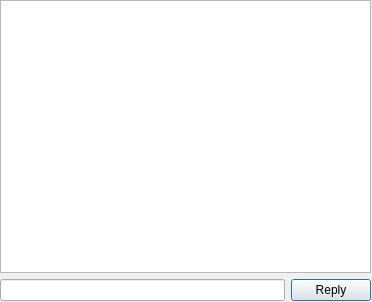
This is ui/offline_message.ui in gitter-badger/simplechatclient as Qt 5 draws it before an edit. The edited form follows.
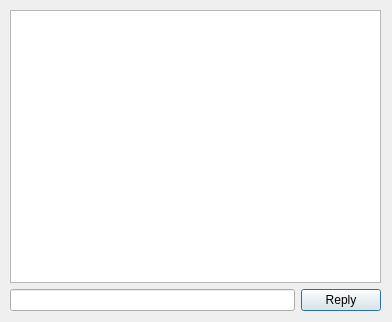
This is the edited form.

Diff of the .ui file:
```diff
--- a/ui/offline_message.ui
+++ b/ui/offline_message.ui
@@ -6,20 +6,20 @@
    <rect>
     <x>0</x>
     <y>0</y>
-    <width>372</width>
-    <height>302</height>
+    <width>392</width>
+    <height>322</height>
    </rect>
   </property>
   <property name="minimumSize">
    <size>
-    <width>372</width>
-    <height>302</height>
+    <width>392</width>
+    <height>322</height>
    </size>
   </property>
   <property name="maximumSize">
    <size>
-    <width>372</width>
-    <height>302</height>
+    <width>392</width>
+    <height>322</height>
    </size>
   </property>
   <property name="windowTitle">
@@ -28,8 +28,8 @@
   <widget class="QWidget" name="verticalLayoutWidget">
    <property name="geometry">
     <rect>
-     <x>0</x>
-     <y>0</y>
+     <x>10</x>
+     <y>10</y>
      <width>371</width>
      <height>301</height>
     </rect>
```
